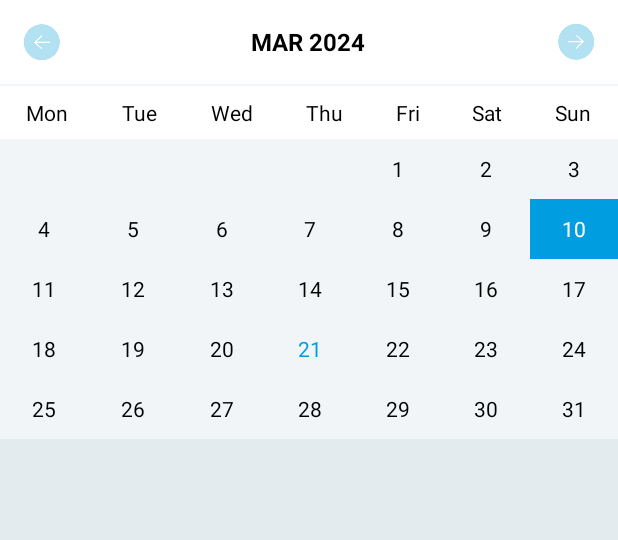
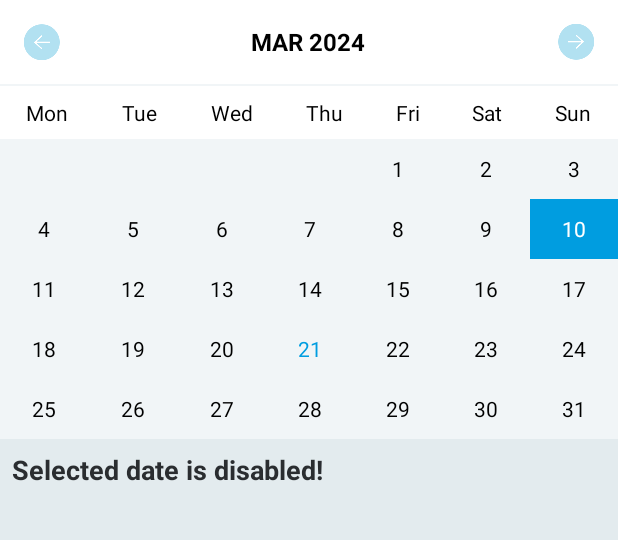
Before and after one commit to Imtiaz16041997/CustomCalender, an Android app: the SimpleCalendarActivity screen opened directly, with no data from a screen before it, after a tap on "10", on a phone screen of 412 x 824 dp, the part 96-636 px from its top. Run offline under Robolectric (Android 15) with nearby library versions, the phone set to English and light mode, and no system bars; 2 other taps on this screen came first.

Commit message:
simple calender date is shown in textview

```diff
--- a/app/src/main/java/com/imtiaz/customtrycal/MainActivity.java
+++ b/app/src/main/java/com/imtiaz/customtrycal/MainActivity.java
@@ -44,6 +44,10 @@ public class MainActivity extends AppCompatActivity implements AdapterView.OnIte
         final String selectedValue = listData[position];
         if (selectedValue.equals(getString(R.string.simple_calendar))) {
             startActivity(new Intent(this, SimpleCalendarActivity.class));
-        }
+        }/*else if (selectedValue.equals(getString(R.string.calendar_day_decorator))) {
+            startActivity(new Intent(this, CalendarDayDecoratorActivity.class));
+        } else if (selectedValue.equals(getString(R.string.customizing_custom_calendar))) {
+            startActivity(new Intent(this, CustomisedCalendarActivity.class));
+        }*/
     }
 }
--- a/app/src/main/java/com/imtiaz/customtrycal/SimpleCalendarActivity.java
+++ b/app/src/main/java/com/imtiaz/customtrycal/SimpleCalendarActivity.java
@@ -4,6 +4,7 @@ import android.graphics.Color;
 import android.os.Bundle;
 
 import android.view.MenuItem;
+import android.widget.TextView;
 import android.widget.Toast;
 
 
@@ -23,7 +24,7 @@ import java.util.Objects;
 
 public class SimpleCalendarActivity extends AppCompatActivity {
     CustomCalendarView calendarView;
-
+    private TextView selectedDateTv;
     @Override
     protected void onCreate(Bundle savedInstanceState) {
         super.onCreate(savedInstanceState);
@@ -36,7 +37,7 @@ public class SimpleCalendarActivity extends AppCompatActivity {
 
         //Initialize CustomCalendarView from layout
         calendarView = (CustomCalendarView) findViewById(R.id.calendar_view);
-
+        selectedDateTv = (TextView) findViewById(R.id.selected_date);
         //Initialize calendar with date
         Calendar currentCalendar = Calendar.getInstance(Locale.getDefault());
 
@@ -85,8 +86,12 @@ public class SimpleCalendarActivity extends AppCompatActivity {
         calendarView.setCalendarListener(new CalendarListener() {
             @Override
             public void onDateSelected(Date date) {
-                SimpleDateFormat df = new SimpleDateFormat("dd-MM-yyyy");
-                Toast.makeText(SimpleCalendarActivity.this, df.format(date), Toast.LENGTH_SHORT).show();
+                if (!CalendarUtils.isPastDay(date)) {
+                    SimpleDateFormat df = new SimpleDateFormat("dd-MM-yyyy", Locale.getDefault());
+                    selectedDateTv.setText(String.format("Selected date is %s" , df.format(date)));
+                } else {
+                    selectedDateTv.setText("Selected date is disabled!");
+                }
             }
 
             @Override
--- a/app/src/main/res/layout/activity_simple_calendar.xml
+++ b/app/src/main/res/layout/activity_simple_calendar.xml
@@ -36,4 +36,13 @@
         app:selectedDayBackgroundColor="@color/blue"
         app:titleLayoutBackgroundColor="@color/white"
         app:weekLayoutBackgroundColor="@color/white"/>
+
+    <TextView
+        android:id="@+id/selected_date"
+        android:layout_width="match_parent"
+        android:layout_height="wrap_content"
+        android:padding="@dimen/padding"
+        android:textAppearance="@style/Base.TextAppearance.AppCompat.Medium"
+        android:textColor="@color/color_grey"
+        android:textStyle="bold"/>
 </LinearLayout>
```
